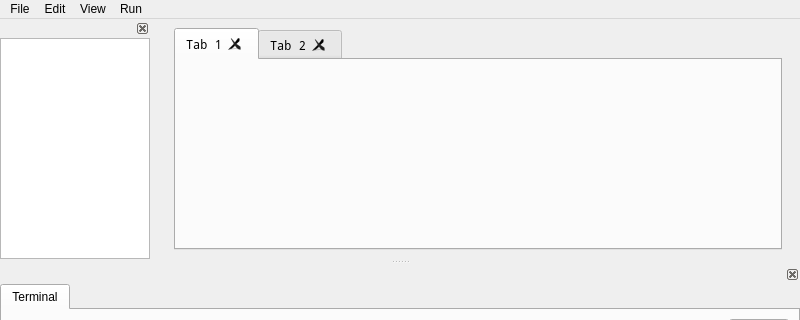
Old version of the form mainwindow.ui in the repository MuradWafik/notepad; both pictures show x 0 to 800 and y 0 to 320 of the 800 by 600 pixel window.
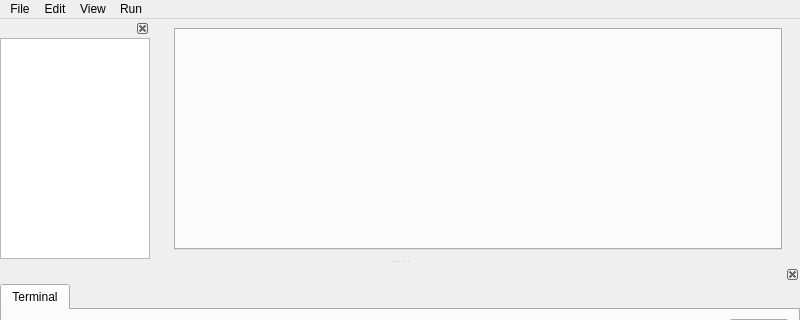
New version of the form.

Patch:
```diff
--- a/mainwindow.ui
+++ b/mainwindow.ui
@@ -88,26 +88,6 @@
           <property name="tabBarAutoHide">
            <bool>false</bool>
           </property>
-          <widget class="QWidget" name="tab">
-           <property name="font">
-            <font>
-             <family>Courier 10 Pitch</family>
-            </font>
-           </property>
-           <attribute name="title">
-            <string>Tab 1</string>
-           </attribute>
-          </widget>
-          <widget class="QWidget" name="tab_2">
-           <property name="font">
-            <font>
-             <family>Courier 10 Pitch</family>
-            </font>
-           </property>
-           <attribute name="title">
-            <string>Tab 2</string>
-           </attribute>
-          </widget>
          </widget>
         </item>
        </layout>
```
Left out of the diff: 4 changed lines with no effect on the pictures.
